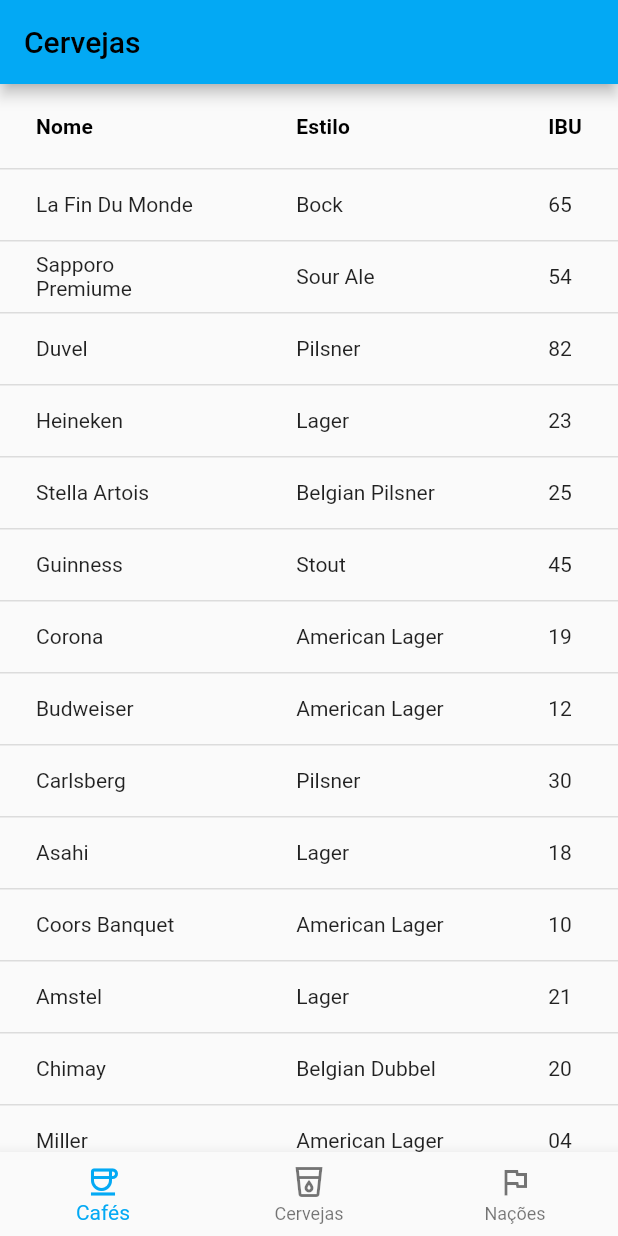
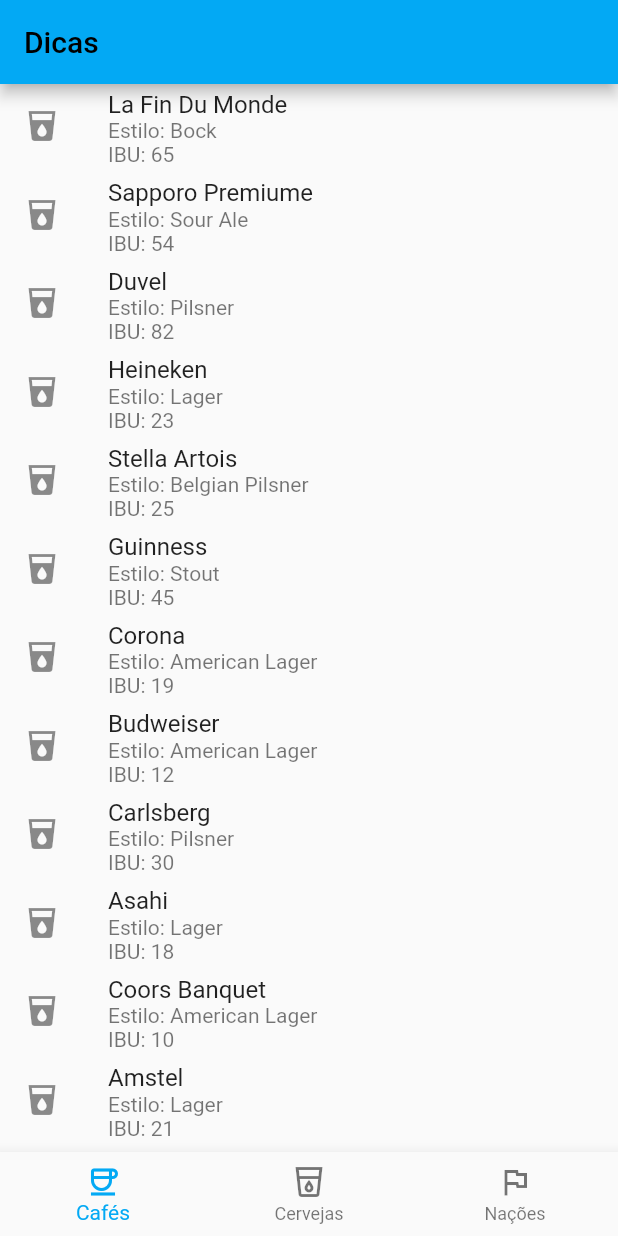
Before and after one commit to IsaKaillany/POO-Dart, a Flutter app: the screen it shows after launch, on a phone screen of 412 x 824 dp. Run offline on Flutter 3.47's test engine with Material 2 defaults, Android fonts, the phone set to English and light mode, and no system bars; our stand-ins replace transparent_image.

Commit message:
update subtitle

```diff
--- a/receita_4/lib/main.dart
+++ b/receita_4/lib/main.dart
@@ -84,8 +84,8 @@
 ];
 
 void main() {
-  MyApp app = MyApp();
-//   ModifiedApp app = ModifiedApp();
+//   MyApp app = MyApp();
+  ModifiedApp app = ModifiedApp();
 
   runApp(app);
 }
@@ -166,9 +166,6 @@
 
     @override
     Widget build(BuildContext context) {
-        // var columnNames = ["Nome", "Estilo", "IBU"],
-        // var   propertyNames = ["name", "style", "ibu"];
-
         return DataTable(
             columns: columnNames.map(
                 (name) => DataColumn(
@@ -200,9 +197,14 @@
                 return ListTile(
                     // isThreeLine: true,
                     title: Text(obj["name"]!),
-                    subtitle: Text('''Estilo: ${obj["style"]}
-IBU: ${obj["ibu"]}'''),
-                    leading: Icon(Icons.local_drink),
+                    subtitle: Column(
+                        crossAxisAlignment: CrossAxisAlignment.start,
+                        children: [
+                            Text("Estilo: ${obj["style"]}"),
+                            Text("IBU: ${obj["ibu"]}")
+                        ]
+                    ),
+                    leading: Icon(Icons.local_drink)
                 );
             },
         );
```
